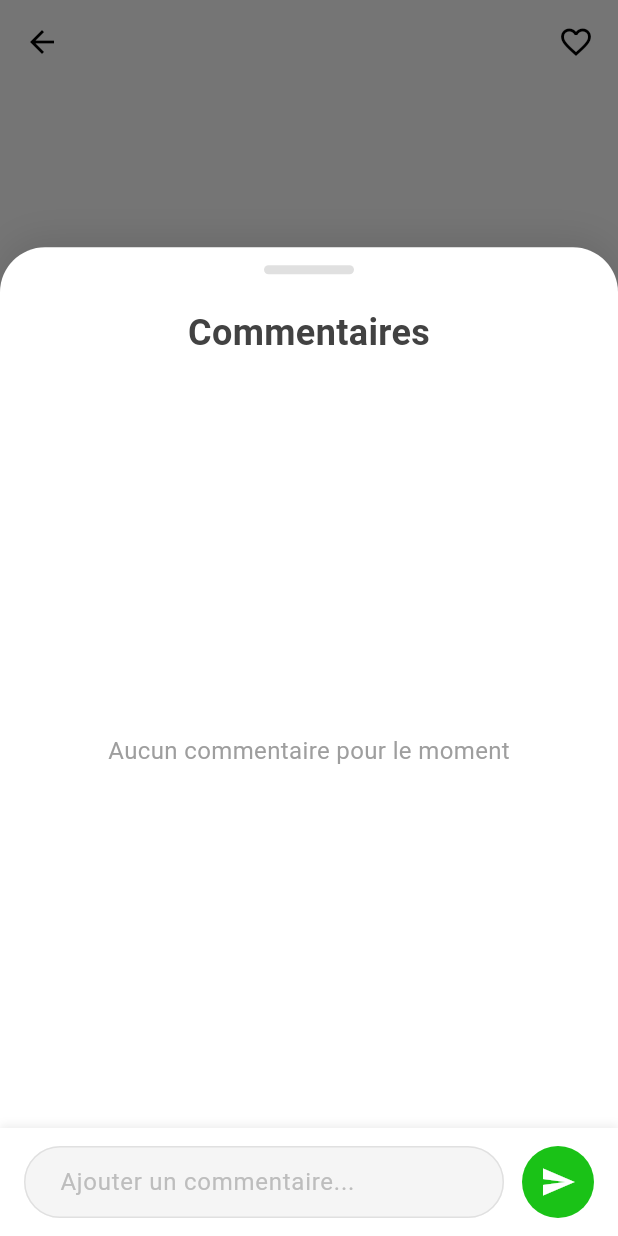
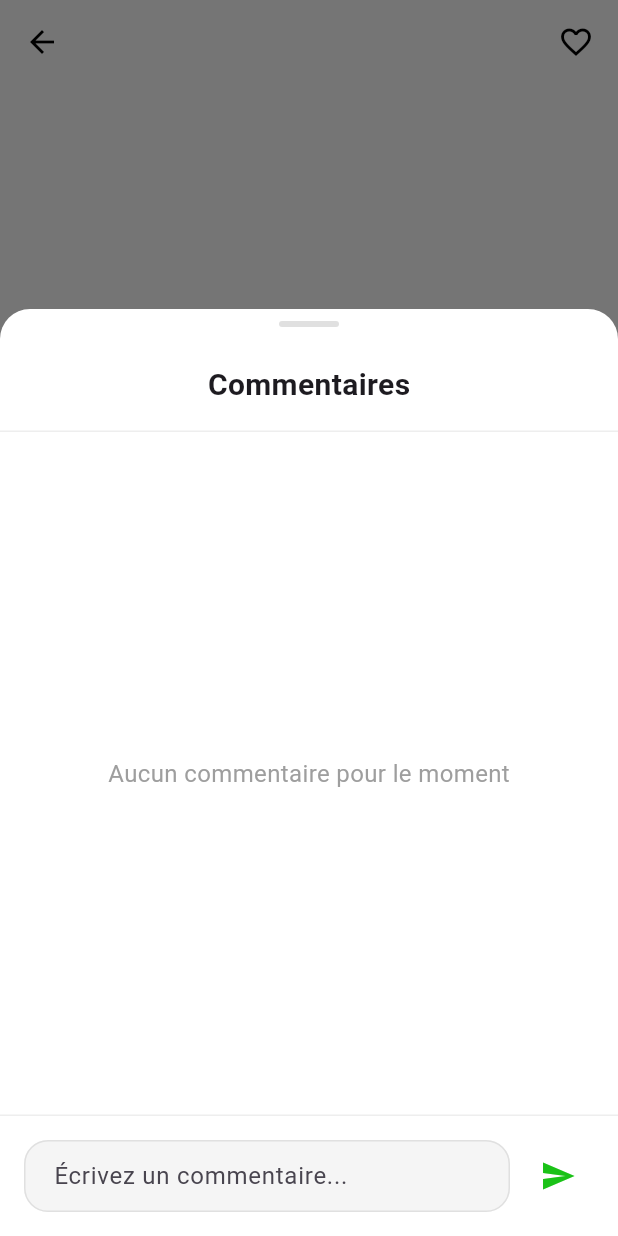
Before and after one commit to laspi0/booking-app, a Flutter app: the ListingDetailPage screen opened directly with empty values, after a tap on an icon or button, on a phone screen of 412 x 824 dp. Run offline on Flutter 3.47's test engine with Material 3 defaults, Android fonts, the phone set to English and light mode, and no system bars; our stand-ins replace cached_network_image, dio, flutter_vector_icons, image_picker, shared_preferences, webview_flutter; accounts and stored records are empty; network calls fail.

Commit message:
Refactor CommentSection to StatelessWidget: Convert CommentSection from StatefulWidget to StatelessWidget, improve comment input and display logic, and enhance UI with better loading states and a cleaner design. Update detail_page.dart to reflect these changes.

```diff
--- a/lib/widgets/comments/comment_section.dart
+++ b/lib/widgets/comments/comment_section.dart
@@ -1,9 +1,9 @@
 import 'package:flutter/material.dart';
 import 'package:register/models/comment_model.dart';
 
-class CommentSection extends StatefulWidget {
+class CommentSection extends StatelessWidget {
   final TextEditingController commentController;
-  final void Function() onPostComment;
+  final Future<void> Function() onPostComment;
   final List<Comment> comments;
   final bool isLoading;
 
@@ -15,132 +15,212 @@ class CommentSection extends StatefulWidget {
     required this.isLoading,
   }) : super(key: key);
 
-  @override
-  State<CommentSection> createState() => _CommentSectionState();
-}
-
-class _CommentSectionState extends State<CommentSection> {
-  void _showCommentsBottomSheet() {
+  void _showCommentsBottomSheet(BuildContext context) {
     showModalBottomSheet(
       context: context,
       isScrollControlled: true,
       backgroundColor: Colors.transparent,
-      builder: (context) {
+      builder: (context) => _CommentsBottomSheet(
+        commentController: commentController,
+        onPostComment: onPostComment,
+        comments: comments,
+        isLoading: isLoading,
+      ),
+    );
+  }
+
+  @override
+  Widget build(BuildContext context) {
+    return GestureDetector(
+      onTap: () => _showCommentsBottomSheet(context),
+      child: Container(
+        padding: const EdgeInsets.symmetric(horizontal: 16, vertical: 12),
+        decoration: BoxDecoration(
+          color: Colors.white,
+          borderRadius: BorderRadius.circular(12),
+          border: Border.all(color: Colors.grey[200]!),
+        ),
+        child: Row(
+          children: [
+            Icon(Icons.comment_outlined, color: Theme.of(context).primaryColor),
+            const SizedBox(width: 8),
+            Text(
+              '${comments.length} commentaire${comments.length > 1 ? 's' : ''}',
+              style: const TextStyle(
+                fontSize: 16,
+                fontWeight: FontWeight.w500,
+              ),
+            ),
+          ],
+        ),
+      ),
+    );
+  }
+}
+
+class _CommentsBottomSheet extends StatelessWidget {
+  final TextEditingController commentController;
+  final Future<void> Function() onPostComment;
+  final List<Comment> comments;
+  final bool isLoading;
+
+  const _CommentsBottomSheet({
+    Key? key,
+    required this.commentController,
+    required this.onPostComment,
+    required this.comments,
+    required this.isLoading,
+  }) : super(key: key);
+
+  @override
+  Widget build(BuildContext context) {
     return Padding(
       padding: EdgeInsets.only(
         bottom: MediaQuery.of(context).viewInsets.bottom,
       ),
       child: DraggableScrollableSheet(
-            initialChildSize: 0.8,
+        initialChildSize: 0.75,
         minChildSize: 0.5,
         maxChildSize: 0.95,
-            builder: (_, controller) {
+        builder: (context, scrollController) {
           return Container(
-                decoration: BoxDecoration(
+            decoration: const BoxDecoration(
               color: Colors.white,
-                  borderRadius: const BorderRadius.only(
-                    topLeft: Radius.circular(30),
-                    topRight: Radius.circular(30),
-                  ),
-                  boxShadow: [
-                    BoxShadow(
-                      color: Colors.black.withOpacity(0.1),
-                      blurRadius: 20,
-                      offset: const Offset(0, -5),
-                    ),
-                  ],
+              borderRadius: BorderRadius.vertical(top: Radius.circular(20)),
             ),
             child: Column(
               children: [
-                    _buildDragHandle(),
-                    _buildTitle(),
-                    _buildCommentsList(controller),
-                    _buildCommentInput(),
+                _buildHeader(context),
+                Expanded(
+                  child: _buildCommentsList(scrollController),
+                ),
+                _buildCommentInput(context),
               ],
             ),
           );
         },
       ),
     );
-      },
+  }
+
+  Widget _buildHeader(BuildContext context) {
+    return Column(
+      children: [
+        Container(
+          margin: const EdgeInsets.symmetric(vertical: 8),
+          width: 40,
+          height: 4,
+          decoration: BoxDecoration(
+            color: Colors.grey[300],
+            borderRadius: BorderRadius.circular(2),
+          ),
+        ),
+        const Padding(
+          padding: EdgeInsets.all(16),
+          child: Text(
+            'Commentaires',
+            style: TextStyle(
+              fontSize: 20,
+              fontWeight: FontWeight.bold,
+            ),
+          ),
+        ),
+        Divider(height: 1, color: Colors.grey[200]),
+      ],
     );
   }
 
-  Widget _buildDragHandle() {
-    return Container(
-      margin: const EdgeInsets.symmetric(vertical: 12),
-      width: 60,
-      height: 6,
-      decoration: BoxDecoration(
-        color: Colors.grey[300],
-        borderRadius: BorderRadius.circular(12),
-      ),
-    );
+  Widget _buildCommentsList(ScrollController controller) {
+    if (isLoading) {
+      return const Center(child: CircularProgressIndicator());
     }
 
-  Widget _buildTitle() {
-    return Padding(
-      padding: const EdgeInsets.symmetric(horizontal: 20, vertical: 10),
+    if (comments.isEmpty) {
+      return const Center(
         child: Text(
-        'Commentaires',
+          'Aucun commentaire pour le moment',
           style: TextStyle(
-          fontSize: 24,
-          fontWeight: FontWeight.w700,
-          color: Colors.grey[800],
+            color: Colors.grey,
+            fontSize: 16,
           ),
         ),
       );
     }
 
-  Widget _buildCommentsList(ScrollController controller) {
-    if (widget.isLoading) {
-      return Expanded(
-        child: Center(
-          child: CircularProgressIndicator(
+    return ListView.separated(
+      controller: controller,
+      padding: const EdgeInsets.symmetric(horizontal: 16, vertical: 8),
+      itemCount: comments.length,
+      separatorBuilder: (_, __) => const SizedBox(height: 16),
+      itemBuilder: (context, index) => _CommentItem(comment: comments[index]),
+    );
+  }
+
+  Widget _buildCommentInput(BuildContext context) {
+    return Container(
+      padding: const EdgeInsets.all(16),
+      decoration: BoxDecoration(
+        color: Colors.white,
+        border: Border(
+          top: BorderSide(color: Colors.grey[200]!),
+        ),
+      ),
+      child: Row(
+        children: [
+          Expanded(
+            child: TextField(
+              controller: commentController,
+              decoration: InputDecoration(
+                hintText: 'Écrivez un commentaire...',
+                border: OutlineInputBorder(
+                  borderRadius: BorderRadius.circular(25),
+                  borderSide: BorderSide(color: Colors.grey[300]!),
+                ),
+                contentPadding: const EdgeInsets.symmetric(
+                  horizontal: 16,
+                  vertical: 8,
+                ),
+              ),
+              maxLines: null,
+              textCapitalization: TextCapitalization.sentences,
+            ),
+          ),
+          const SizedBox(width: 8),
+          IconButton(
+            onPressed: onPostComment,
+            icon: const Icon(Icons.send),
             color: Theme.of(context).primaryColor,
           ),
+        ],
       ),
     );
   }
-
-    if (widget.comments.isEmpty) {
-      return const Expanded(
-        child: Center(
-          child: Text(
-            'Aucun commentaire pour le moment',
-            style: TextStyle(
-              fontSize: 16,
-              color: Colors.grey,
-            ),
-          ),
-        ),
-      );
 }
 
-    return Expanded(
-      child: ListView.builder(
-        controller: controller,
-        padding: const EdgeInsets.symmetric(horizontal: 16),
-        itemCount: widget.comments.length,
-        itemBuilder: (context, index) {
-          final comment = widget.comments[index];
-          return _buildCommentCard(comment);
-        },
-      ),
-    );
+class _CommentItem extends StatelessWidget {
+  final Comment comment;
+
+  const _CommentItem({
+    Key? key,
+    required this.comment,
+  }) : super(key: key);
+
+  String _formatDate(DateTime date) {
+    const months = [
+      'janvier', 'février', 'mars', 'avril', 'mai', 'juin',
+      'juillet', 'août', 'septembre', 'octobre', 'novembre', 'décembre'
+    ];
+    return '${date.day} ${months[date.month - 1]} ${date.year}';
   }
 
-  Widget _buildCommentCard(Comment comment) {
+  @override
+  Widget build(BuildContext context) {
     return Container(
-      margin: const EdgeInsets.symmetric(vertical: 8),
-      padding: const EdgeInsets.all(16),
+      padding: const EdgeInsets.all(12),
       decoration: BoxDecoration(
         color: Colors.grey[50],
         borderRadius: BorderRadius.circular(12),
-        border: Border.all(
-          color: Colors.grey[200]!,
-          width: 1,
-        ),
+        border: Border.all(color: Colors.grey[200]!),
       ),
       child: Column(
         crossAxisAlignment: CrossAxisAlignment.start,
@@ -149,6 +229,7 @@ class _CommentSectionState extends State<CommentSection> {
             children: [
               CircleAvatar(
                 backgroundColor: Theme.of(context).primaryColor.withOpacity(0.1),
+                radius: 20,
                 child: Text(
                   (comment.user?.name ?? 'A')[0].toUpperCase(),
                   style: TextStyle(
@@ -169,6 +250,7 @@ class _CommentSectionState extends State<CommentSection> {
                         fontSize: 16,
                       ),
                     ),
+                    const SizedBox(height: 2),
                     Text(
                       _formatDate(comment.createdAt),
                       style: TextStyle(
@@ -181,123 +263,13 @@ class _CommentSectionState extends State<CommentSection> {
               ),
             ],
           ),
-          const SizedBox(height: 12),
+          const SizedBox(height: 8),
           Text(
             comment.content,
-            style: TextStyle(
-              fontSize: 15,
-              color: Colors.grey[800],
-              height: 1.5,
-            ),
+            style: const TextStyle(fontSize: 15, height: 1.4),
           ),
         ],
       ),
     );
   }
-
-  Widget _buildCommentInput() {
-    return Container(
-      padding: const EdgeInsets.symmetric(horizontal: 16, vertical: 12),
-      decoration: BoxDecoration(
-        color: Colors.white,
-        boxShadow: [
-          BoxShadow(
-            color: Colors.grey[200]!,
-            blurRadius: 4,
-            offset: const Offset(0, -2),
-          ),
-        ],
-      ),
-      child: Row(
-        children: [
-          Expanded(
-            child: TextField(
-              controller: widget.commentController,
-              decoration: InputDecoration(
-                hintText: 'Ajouter un commentaire...',
-                hintStyle: TextStyle(color: Colors.grey[400]),
-                border: OutlineInputBorder(
-                  borderRadius: BorderRadius.circular(25),
-                  borderSide: BorderSide(
-                    color: Colors.grey[300]!,
-                  ),
-                ),
-                enabledBorder: OutlineInputBorder(
-                  borderRadius: BorderRadius.circular(25),
-                  borderSide: BorderSide(
-                    color: Colors.grey[300]!,
-                  ),
-                ),
-                focusedBorder: OutlineInputBorder(
-                  borderRadius: BorderRadius.circular(25),
-                  borderSide: BorderSide(
-                    color: Theme.of(context).primaryColor,
-                  ),
-                ),
-                contentPadding: const EdgeInsets.symmetric(
-                  horizontal: 20,
-                  vertical: 10,
-                ),
-              ),
-              maxLines: null,
-              textCapitalization: TextCapitalization.sentences,
-            ),
-          ),
-          const SizedBox(width: 12),
-          Container(
-            decoration: BoxDecoration(
-              color: Theme.of(context).primaryColor,
-              shape: BoxShape.circle,
-            ),
-            child: IconButton(
-              icon: const Icon(Icons.send, color: Colors.white),
-              onPressed: widget.onPostComment,
-            ),
-          ),
-        ],
-      ),
-    );
 }
-
-  String _formatDate(DateTime date) {
-    const months = [
-      'janvier', 'février', 'mars', 'avril', 'mai', 'juin',
-      'juillet', 'août', 'septembre', 'octobre', 'novembre', 'décembre'
-    ];
-    return '${date.day} ${months[date.month - 1]} ${date.year}';
-  }
-
-  @override
-  Widget build(BuildContext context) {
-    return InkWell(
-      onTap: _showCommentsBottomSheet,
-      child: Container(
-        padding: const EdgeInsets.all(16),
-        decoration: BoxDecoration(
-          color: Colors.white,
-          borderRadius: BorderRadius.circular(12),
-          border: Border.all(
-            color: Colors.grey[200]!,
-            width: 1,
-          ),
-        ),
-        child: Row(
-          children: [
-            Icon(
-              Icons.comment_outlined,
-              color: Theme.of(context).primaryColor,
-            ),
-            const SizedBox(width: 12),
-            Text(
-              '${widget.comments.length} commentaire${widget.comments.length > 1 ? 's' : ''}',
-              style: const TextStyle(
-                fontSize: 16,
-                fontWeight: FontWeight.w500,
-              ),
-            ),
-          ],
-        ),
-      ),
-    );
-  }
-}
```
Also changed, not shown: lib/screens/detail_page.dart (indentation only). Lines whose indentation alone changed are shown as unchanged.
